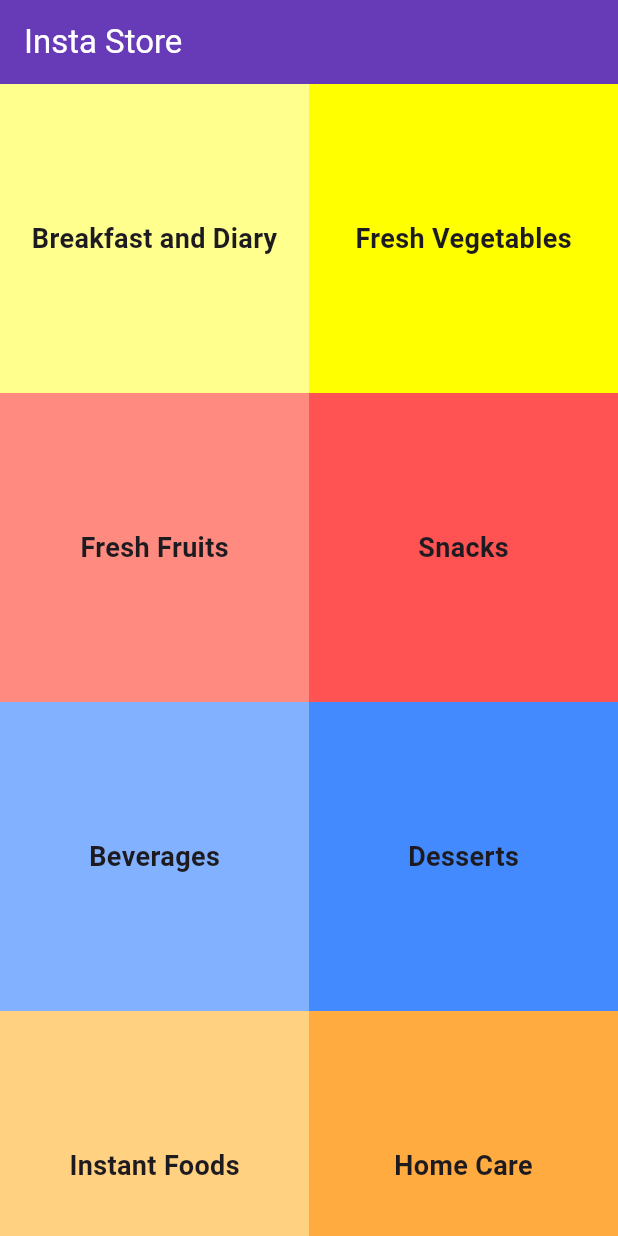
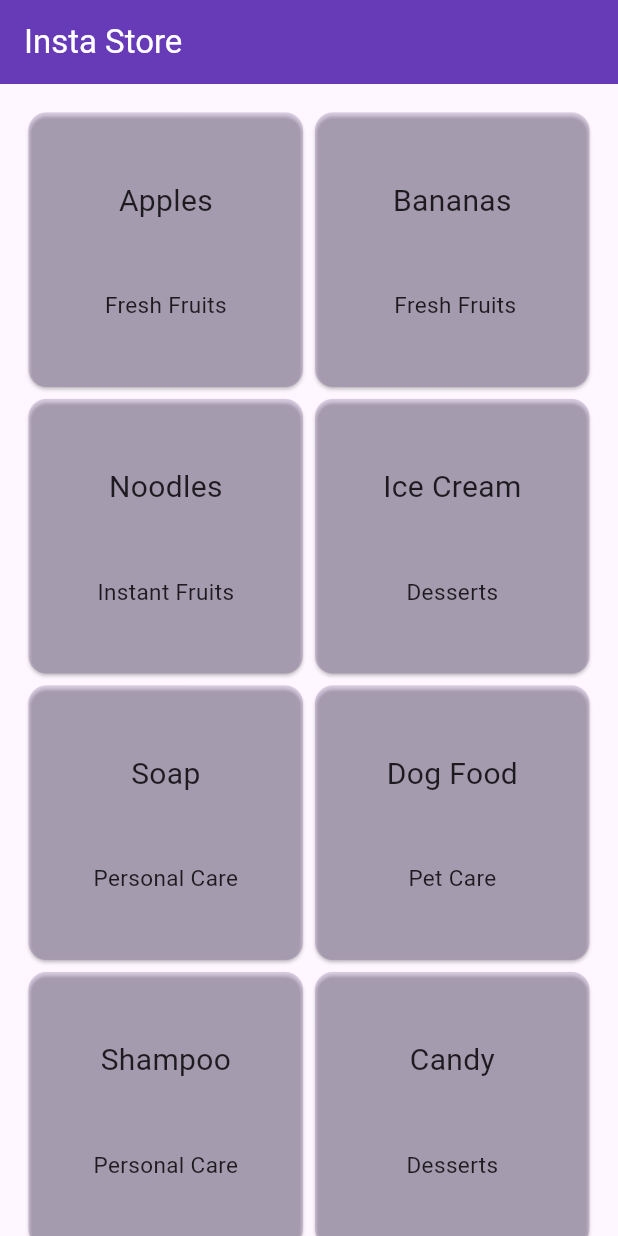
Before and after one commit to Dhannesh/app_gridview, a Flutter app: the screen it shows after launch, on a phone screen of 412 x 824 dp. Run offline on Flutter 3.47's test engine with Material 3 defaults, Android fonts, the phone set to English and light mode, and no system bars.

Commit message:
add gridItem with custom class

```diff
--- a/lib/views/products.dart
+++ b/lib/views/products.dart
@@ -1,3 +1,5 @@
+import 'dart:math';
+
 import 'package:flutter/material.dart';
 
 class ProductsView extends StatelessWidget {
@@ -7,81 +9,56 @@ class ProductsView extends StatelessWidget {
   Widget build(BuildContext context) {
     return GridView.count(
       crossAxisCount: 2,
-      children: <Widget>[
-        Container(
-          color: Colors.yellowAccent[100],
-            alignment: Alignment.center,
-          child: const Text("Breakfast and Diary",
-          style: TextStyle(
-            fontSize: 18,
-            fontWeight: FontWeight.bold
-          ),)
-    ),
-        Container(
-            color: Colors.yellowAccent[200],
-            alignment: Alignment.center,
-            child: const Text("Fresh Vegetables",
-              style: TextStyle(
-                  fontSize: 18,
-                  fontWeight: FontWeight.bold
-              ),)
-        ),
-        Container(
-            color: Colors.redAccent[100],
-            alignment: Alignment.center,
-            child: const Text("Fresh Fruits",
-              style: TextStyle(
-                  fontSize: 18,
-                  fontWeight: FontWeight.bold
-              ),)
-        ),
-        Container(
-            color: Colors.redAccent[200],
-            alignment: Alignment.center,
-            child: const Text("Snacks",
-              style: TextStyle(
-                  fontSize: 18,
-                  fontWeight: FontWeight.bold
-              ),)
-        ),
-        Container(
-            color: Colors.blueAccent[100],
-            alignment: Alignment.center,
-            child: const Text("Beverages",
-              style: TextStyle(
-                  fontSize: 18,
-                  fontWeight: FontWeight.bold
-              ),)
-        ),
-        Container(
-            color: Colors.blueAccent[200],
-            alignment: Alignment.center,
-            child: const Text("Desserts",
-              style: TextStyle(
-                  fontSize: 18,
-                  fontWeight: FontWeight.bold
-              ),)
-        ),
-        Container(
-            color: Colors.orangeAccent[100],
-            alignment: Alignment.center,
-            child: const Text("Instant Foods",
-              style: TextStyle(
-                  fontSize: 18,
-                  fontWeight: FontWeight.bold
-              ),)
-        ),
-        Container(
-            color: Colors.orangeAccent[200],
-            alignment: Alignment.center,
-            child: const Text("Home Care",
-              style: TextStyle(
-                  fontSize: 18,
-                  fontWeight: FontWeight.bold
-              ),)
-        ),
-
-      ],
+      padding: const EdgeInsets.all(15.0),
+      children: List.generate(products.length, (index) => GridItem(product: products[index])),
     );
   }
 }
+
+class Product {
+  final String title;
+  final String subtitle;
+  Product({required this.title, required this.subtitle});
+}
+
+List<Product> products = [
+  Product(title: 'Apples', subtitle: 'Fresh Fruits'),
+  Product(title: 'Bananas', subtitle: ' Fresh Fruits'),
+  Product(title: 'Noodles', subtitle: 'Instant Fruits'),
+  Product(title: 'Ice Cream', subtitle: 'Desserts'),
+  Product(title: 'Soap', subtitle: 'Personal Care'),
+  Product(title: 'Dog Food', subtitle: 'Pet Care'),
+  Product(title: 'Shampoo', subtitle: 'Personal Care'),
+  Product(title: 'Candy', subtitle: 'Desserts'),
+  Product(title: 'Popcorn', subtitle: 'Instant Foods'),
+  Product(title: 'Fruit Juice', subtitle: 'Beverages'),
+];
+
+class GridItem extends StatelessWidget {
+  final Product product;
+  const GridItem({super.key, required this.product});
+  Color getRandomColor() {
+    Random random = Random();
+    return Color.fromARGB(random.nextInt(255), random.nextInt(255),
+        random.nextInt(255), random.nextInt(255));
+  }
+
+  @override
+  Widget build(BuildContext context) {
+    return Card(
+        color: getRandomColor(),
+        child: Center(
+            child: Column(
+                mainAxisAlignment: MainAxisAlignment.spaceEvenly,
+                children: [
+              Text(product.title,
+                  style: const TextStyle(
+                    fontSize: 20,
+                  )),
+              Text(product.subtitle,
+                  style: const TextStyle(
+                    fontSize: 15,
+                  ))
+            ])));
+  }
+}
```
Also changed, not shown: 1 other file.
